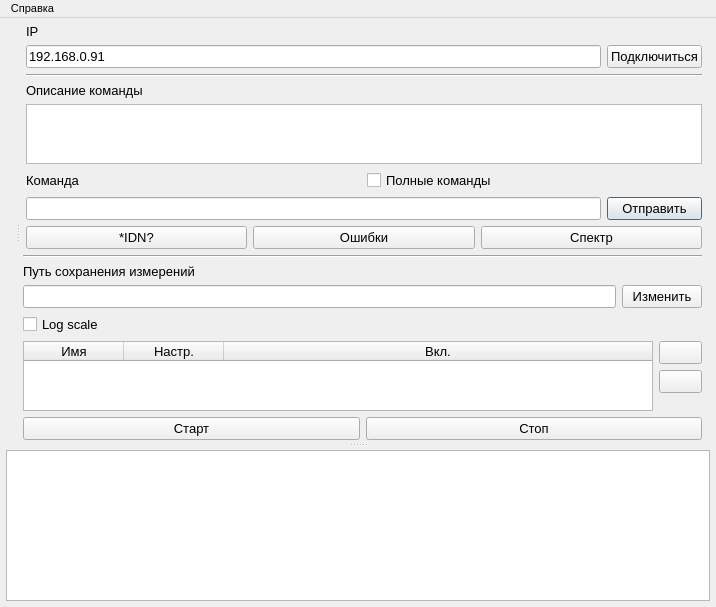
The window that ui/mainwindow.ui (irsural/spectrum_reader) describes before a commit, drawn with Qt 5.
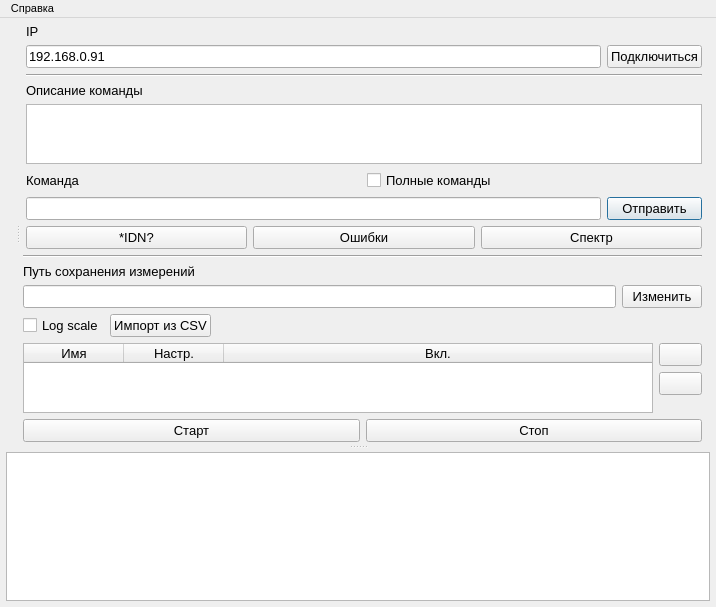
The same window after the commit. Icons and pictures are not drawn.

Commit message: Добавил импорт из csv

```diff
--- a/ui/mainwindow.ui
+++ b/ui/mainwindow.ui
@@ -243,6 +243,13 @@
                </property>
               </widget>
              </item>
+             <item>
+              <widget class="QPushButton" name="csv_import_button">
+               <property name="text">
+                <string>Импорт из CSV</string>
+               </property>
+              </widget>
+             </item>
              <item>
               <spacer name="horizontalSpacer">
                <property name="orientation">
```
The commit also changes 5 other files.
